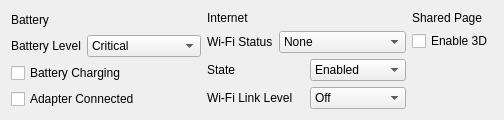
Old version of the form src/citra_qt/control_panel.ui in the repository grimtnt/citra.
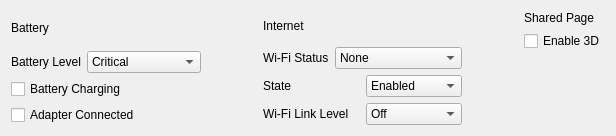
New version of the form.

Patch:
```diff
--- a/src/citra_qt/control_panel.ui
+++ b/src/citra_qt/control_panel.ui
@@ -6,8 +6,8 @@
    <rect>
     <x>0</x>
     <y>0</y>
-    <width>457</width>
-    <height>117</height>
+    <width>616</width>
+    <height>136</height>
    </rect>
   </property>
   <property name="windowTitle">
```
